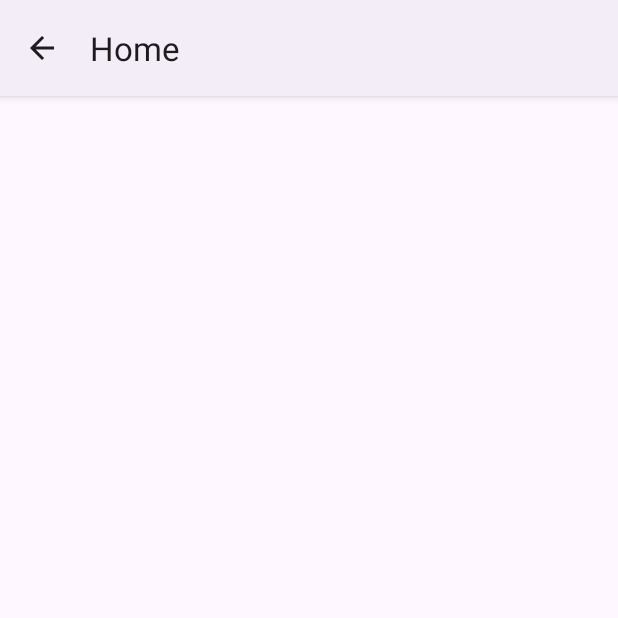
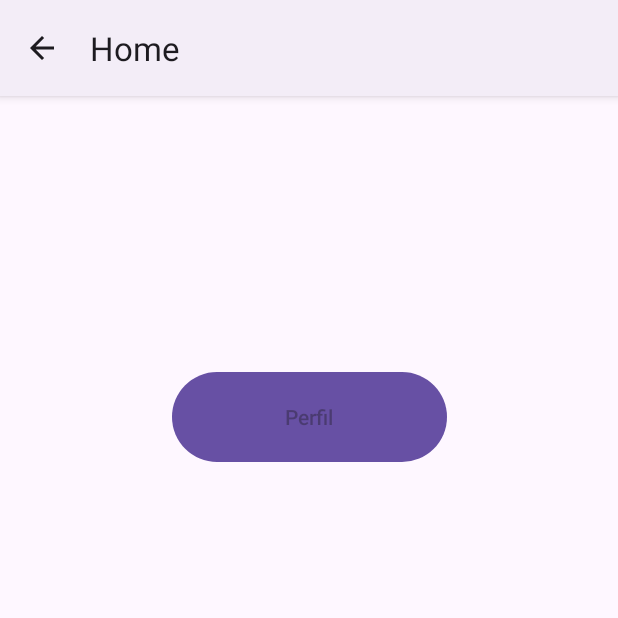
Before and after one commit to Connect-Salud-ISPC/Programador-de-Aplicaciones-Moviles-2022, an Android app: the Home screen opened directly, with no data from a screen before it, on a phone screen of 412 x 824 dp, the top half of it. Run offline under Robolectric (Android 15) with nearby library versions, the phone set to English and light mode, and no system bars.

Commit message:
subida la navegabilidad del perfil

```diff
--- a/app/src/main/java/com/example/connectsalud/MainActivity.java
+++ b/app/src/main/java/com/example/connectsalud/MainActivity.java
@@ -26,4 +26,5 @@ public class MainActivity extends AppCompatActivity {
         Intent intent = new Intent(this, Register.class);
         startActivity(intent);
     }
+
 }
--- a/app/src/main/res/layout/activity_home.xml
+++ b/app/src/main/res/layout/activity_home.xml
@@ -6,4 +6,15 @@
     android:layout_height="match_parent"
     tools:context=".Home">
 
+    <Button
+        android:id="@+id/button_perfil"
+        android:layout_width="183dp"
+        android:layout_height="68dp"
+        android:layout_marginTop="180dp"
+        android:hint="@string/button_perfil"
+        android:onClick="launchProfile"
+        app:layout_constraintEnd_toEndOf="parent"
+        app:layout_constraintStart_toStartOf="parent"
+        app:layout_constraintTop_toTopOf="parent"
+        tools:text="@string/button_perfil" />
 </androidx.constraintlayout.widget.ConstraintLayout>
--- a/app/src/main/res/values/strings.xml
+++ b/app/src/main/res/values/strings.xml
@@ -8,4 +8,5 @@
     <string name="img_logo">Imagen del logo</string>
     <string name="button_passforgot">¿Olvidó su contraseña?</string>
     <string name="button_register">Registrarse</string>
+    <string name="button_perfil">Perfil</string>
 </resources>
```
Also changed, not shown: app/src/main/AndroidManifest.xml (+8 -0 lines), app/src/main/java/com/example/connectsalud/Home.java (+7 -0 lines), app/src/main/java/com/example/connectsalud/Profile.java (added, +14 -0 lines), app/src/main/res/layout/activity_profile.xml (added, +9 -0 lines).
